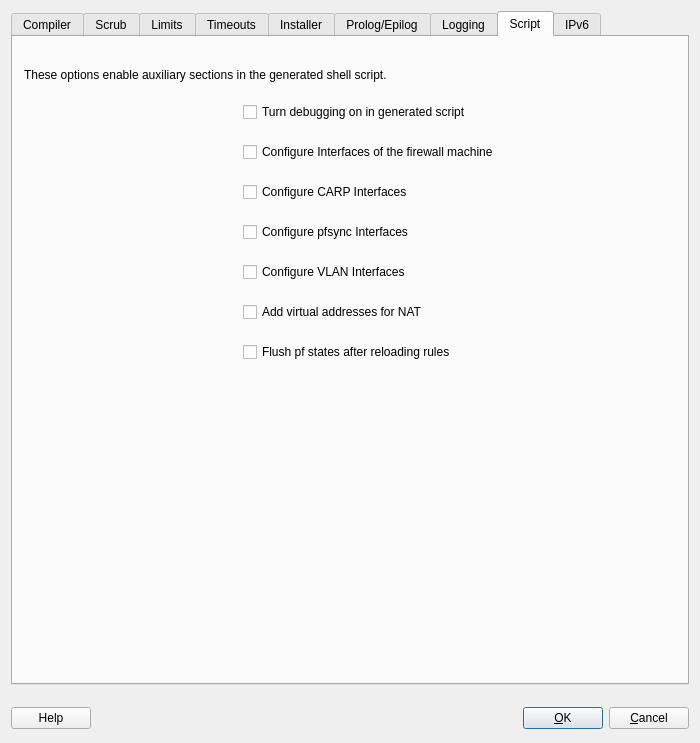
First picture: the form in src/libgui/pfadvanceddialog_q.ui, repository fwbuilder/fwbuilder, before the edit.
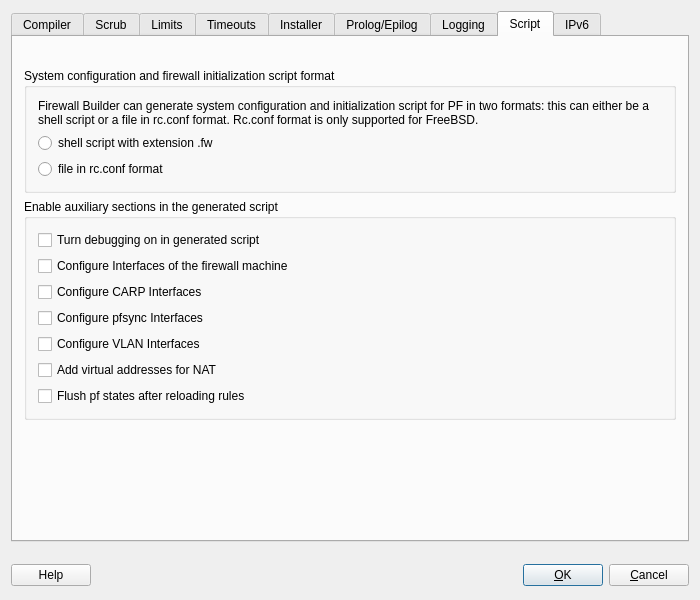
Second picture: the form after the edit. The open tabs and pages were chosen to show the change.

Commit message: fixes #2021 since rc.conf format is only supported for FreeBSD, the option in the dialog should not be available for other OS

The edit to the form file:
```diff
--- a/src/libgui/pfadvanceddialog_q.ui
+++ b/src/libgui/pfadvanceddialog_q.ui
@@ -10,7 +10,7 @@
     <x>0</x>
     <y>0</y>
     <width>700</width>
-    <height>743</height>
+    <height>600</height>
    </rect>
   </property>
   <property name="maximumSize">
@@ -154,49 +154,6 @@
         </widget>
        </item>
        <item row="2" column="0" colspan="3">
-        <widget class="QGroupBox" name="groupBox_3">
-         <property name="title">
-          <string>System configuration and firewall initialization script format</string>
-         </property>
-         <property name="flat">
-          <bool>false</bool>
-         </property>
-         <layout class="QGridLayout" name="gridLayout_8">
-          <item row="0" column="0">
-           <layout class="QHBoxLayout" name="horizontalLayout_6">
-            <item>
-             <widget class="QRadioButton" name="generateShellScript">
-              <property name="text">
-               <string>shell script with extension .fw</string>
-              </property>
-             </widget>
-            </item>
-            <item>
-             <widget class="QRadioButton" name="generateRcConfFile">
-              <property name="text">
-               <string>file in rc.conf format</string>
-              </property>
-             </widget>
-            </item>
-            <item>
-             <spacer name="horizontalSpacer_3">
-              <property name="orientation">
-               <enum>Qt::Horizontal</enum>
-              </property>
-              <property name="sizeHint" stdset="0">
-               <size>
-                <width>208</width>
-                <height>20</height>
-               </size>
-              </property>
-             </spacer>
-            </item>
-           </layout>
-          </item>
-         </layout>
-        </widget>
-       </item>
-       <item row="3" column="0" colspan="3">
         <widget class="QGroupBox" name="groupBox_4">
          <property name="title">
           <string>Names of generated files</string>
@@ -2288,105 +2245,118 @@
       <attribute name="title">
        <string>Script</string>
       </attribute>
+      <layout class="QGridLayout" name="gridLayout_11">
+       <item row="0" column="1">
+        <spacer>
+         <property name="orientation">
+          <enum>Qt::Vertical</enum>
+         </property>
+         <property name="sizeType">
+          <enum>QSizePolicy::Fixed</enum>
+         </property>
+         <property name="sizeHint" stdset="0">
+          <size>
+           <width>20</width>
+           <height>20</height>
+          </size>
+         </property>
+        </spacer>
+       </item>
+       <item row="1" column="0" colspan="2">
+        <widget class="QGroupBox" name="groupBox_3">
+         <property name="title">
+          <string>System configuration and firewall initialization script format</string>
+         </property>
+         <property name="flat">
+          <bool>false</bool>
+         </property>
       <layout class="QGridLayout" name="gridLayout_4">
-       <property name="verticalSpacing">
-        <number>20</number>
-       </property>
-       <item row="0" column="2">
-        <spacer>
-         <property name="orientation">
-          <enum>Qt::Vertical</enum>
-         </property>
-         <property name="sizeType">
-          <enum>QSizePolicy::Fixed</enum>
-         </property>
-         <property name="sizeHint" stdset="0">
-          <size>
-           <width>20</width>
-           <height>20</height>
-          </size>
-         </property>
-        </spacer>
-       </item>
-       <item row="1" column="0" colspan="3">
-        <widget class="QLabel" name="textLabel8">
+          <item row="0" column="0">
+           <widget class="QLabel" name="label_8">
          <property name="text">
-          <string>These options enable auxiliary sections in the generated shell script.</string>
-         </property>
-         <property name="alignment">
-          <set>Qt::AlignVCenter</set>
+             <string>Firewall Builder can generate system configuration and initialization script for PF in two formats: this can either be a shell script or a file in rc.conf format. Rc.conf format is only supported for FreeBSD.</string>
          </property>
          <property name="wordWrap">
           <bool>true</bool>
          </property>
         </widget>
        </item>
-       <item row="2" column="0" rowspan="3">
-        <spacer>
-         <property name="orientation">
-          <enum>Qt::Horizontal</enum>
-         </property>
-         <property name="sizeType">
-          <enum>QSizePolicy::Fixed</enum>
-         </property>
-         <property name="sizeHint" stdset="0">
-          <size>
-           <width>40</width>
-           <height>70</height>
-          </size>
-         </property>
-        </spacer>
-       </item>
-       <item row="2" column="1" colspan="2">
+          <item row="1" column="0">
+           <widget class="QRadioButton" name="generateShellScript">
+            <property name="text">
+             <string>shell script with extension .fw</string>
+            </property>
+           </widget>
+          </item>
+          <item row="2" column="0">
+           <widget class="QRadioButton" name="generateRcConfFile">
+            <property name="text">
+             <string>file in rc.conf format</string>
+            </property>
+           </widget>
+          </item>
+         </layout>
+        </widget>
+       </item>
+       <item row="2" column="0" colspan="2">
+        <widget class="QGroupBox" name="groupBox_5">
+         <property name="title">
+          <string>Enable auxiliary sections in the generated script</string>
+         </property>
+         <layout class="QGridLayout" name="gridLayout_8">
+          <item row="0" column="0">
         <widget class="QCheckBox" name="pf_debug">
          <property name="text">
           <string>Turn debugging on in generated script</string>
          </property>
         </widget>
        </item>
-       <item row="3" column="1" colspan="2">
+          <item row="1" column="0">
         <widget class="QCheckBox" name="pf_configure_interfaces">
          <property name="text">
           <string>Configure Interfaces of the firewall machine</string>
          </property>
         </widget>
        </item>
-       <item row="4" column="1" colspan="2">
+          <item row="2" column="0">
         <widget class="QCheckBox" name="pf_configure_carp_interfaces">
          <property name="text">
           <string>Configure CARP Interfaces</string>
          </property>
         </widget>
        </item>
-       <item row="5" column="1" colspan="2">
+          <item row="3" column="0">
         <widget class="QCheckBox" name="pf_configure_pfsync_interfaces">
          <property name="text">
           <string>Configure pfsync Interfaces</string>
          </property>
         </widget>
        </item>
-       <item row="6" column="1" colspan="2">
+          <item row="4" column="0">
         <widget class="QCheckBox" name="pf_configure_vlan_interfaces">
          <property name="text">
           <string>Configure VLAN Interfaces</string>
          </property>
         </widget>
        </item>
-       <item row="7" column="1" colspan="2">
+          <item row="5" column="0">
         <widget class="QCheckBox" name="pf_manage_virtual_addr">
          <property name="text">
           <string>Add virtual addresses for NAT</string>
          </property>
         </widget>
        </item>
-       <item row="8" column="1" colspan="2">
+          <item row="6" column="0">
         <widget class="QCheckBox" name="pf_flush_states">
          <property name="text">
           <string>Flush pf states after reloading rules</string>
          </property>
         </widget>
        </item>
-       <item row="9" column="1">
+         </layout>
+        </widget>
+       </item>
+       <item row="3" column="0">
         <spacer>
          <property name="orientation">
           <enum>Qt::Vertical</enum>
```
Left out of the diff: 86 changed lines with no effect on the pictures. Lines whose indentation alone changed are shown as unchanged. The commit also changes 5 other files.
